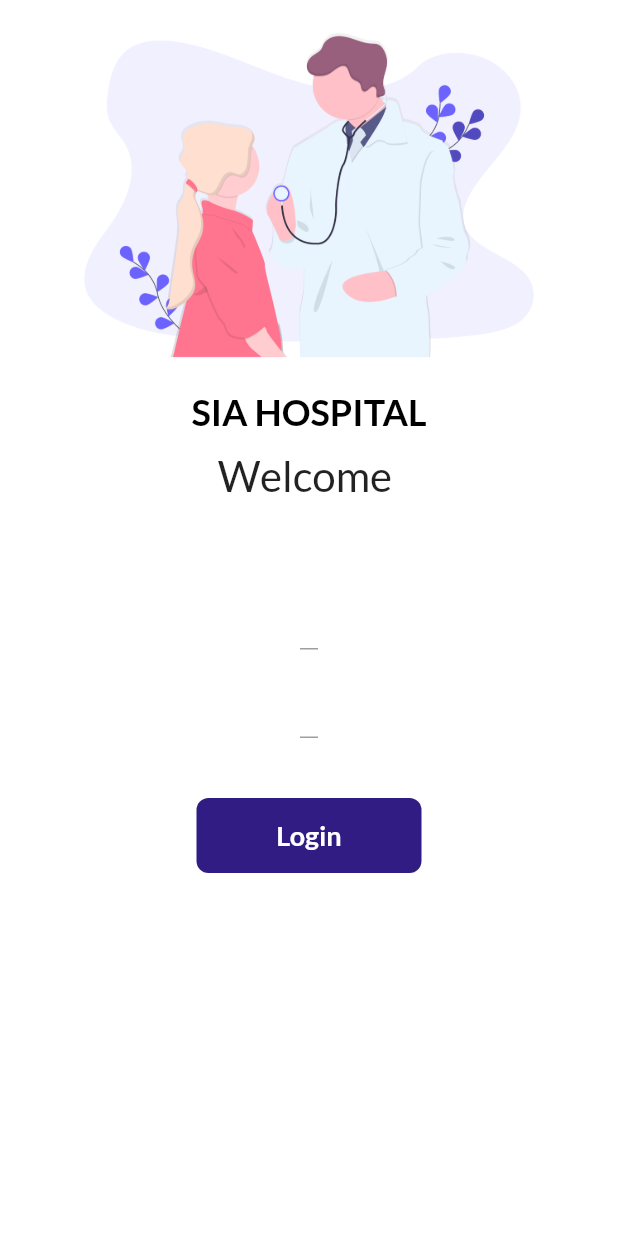
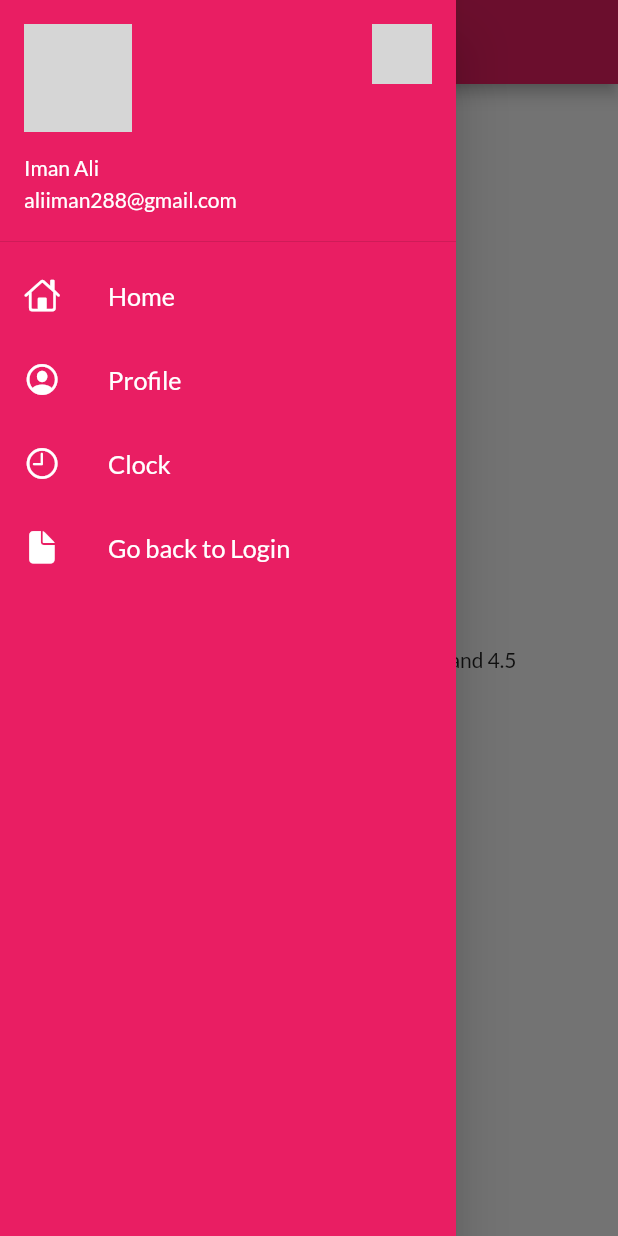
Before and after one commit to Iman129/myflutterwork, a Flutter app: the screen it shows after launch, with the side drawer open (before the commit the screen has no drawer), on a phone screen of 412 x 824 dp. Run offline on Flutter 3.47's test engine with Material 2 defaults, Android fonts, the phone set to English and light mode, and no system bars; our stand-ins replace google_fonts, material_color_utilities; network calls fail; grey boxes are pictures that could not be loaded.

Commit message:
day8 completed

```diff
--- a/lib/main.dart
+++ b/lib/main.dart
@@ -28,7 +28,8 @@ class MyApp extends StatelessWidget {
         //primaryTextTheme: GoogleFonts.latoTextTheme() //only used for primary tets
       ),
       darkTheme: ThemeData(brightness: Brightness.dark),
-      //initialRoute: "/home",
+      initialRoute: MyRoutes.HomeRoute,
+      //initialRoute: "/",
       routes: {
         "/": (context) => LoginPage(), //by default this page
         MyRoutes.HomeRoute: (context) => HomePage(),
--- a/lib/pages/home_page.dart
+++ b/lib/pages/home_page.dart
@@ -1,6 +1,8 @@
 import 'dart:ui';
 
 import 'package:flutter/material.dart';
+
+import '../widgets/drawer.dart';
 
 class HomePage extends StatelessWidget {
   @override
@@ -17,7 +19,7 @@ class HomePage extends StatelessWidget {
           child: Text("welcome to $name first app in days $days and $dem"),
         ),
       ),
-      drawer: Drawer()//backgroundColor: Colors.blue,),
+      drawer: MyDrawer()//backgroundColor: Colors.blue,),
      // backgroundColor: Colors.blueGrey,
     );
 
--- a/lib/pages/login_page.dart
+++ b/lib/pages/login_page.dart
@@ -6,6 +6,7 @@ import 'package:material_color_utilities/material_color_utilities.dart';
 class LoginPage extends StatefulWidget {
   @override
   State<LoginPage> createState() => _LoginPageState();
+
 }
 
 class _LoginPageState extends State<LoginPage> {
@@ -158,7 +159,7 @@ class _LoginPageState extends State<LoginPage> {
                               width: 170,
                               //color: Colors.white,
                               child: Text(
-                                "don't have an aacount?",
+                                "don't have an acount?",
                                 style: TextStyle(
                                   color: Colors.black,
                                   fontSize: 16,
@@ -177,7 +178,7 @@ class _LoginPageState extends State<LoginPage> {
                             child: Container(
                               alignment: Alignment.center,
                               height: 100,
-                              width: 60,
+                              width: 55,
                               // color: Colors.white,
                               child: Text(
                                 "SignUp",
--- /dev/null
+++ b/lib/widgets/drawer.dart
@@ -0,0 +1,89 @@
+import 'package:flutter/cupertino.dart';
+import 'package:flutter/material.dart';
+
+import '../utils/routes.dart';
+
+class MyDrawer extends StatelessWidget {
+  @override
+  void moveToLogin(BuildContext context) async {
+    Navigator.pushNamed(context, MyRoutes.LoginRoute);
+  }
+
+  Widget build(BuildContext context) {
+    final imageURL =
+        "https://i.pinimg.com/236x/6f/2b/fa/6f2bfa34307900917673efefa5858d88.jpg";
+    final image2URL =
+        "https://images-na.ssl-images-amazon.com/images/I/81E0VRuY5IL.png";
+    return Drawer(
+      child: Container(
+        color: Colors.pink,
+        child: ListView(
+          children: [
+            DrawerHeader(
+              padding: EdgeInsets.zero,
+              child: UserAccountsDrawerHeader(
+                margin: EdgeInsets.zero,
+                // decoration: BoxDecoration(color: Colors.blueAccent),
+                accountName: Text("Iman Ali"),
+                accountEmail: Text("aliiman288@gmail.com"),
+                //currentAccountPicture: Image.network(imageURL),
+                currentAccountPicture:
+                    CircleAvatar(backgroundImage: NetworkImage(imageURL)),
+                otherAccountsPictures: [
+                  CircleAvatar(backgroundImage: NetworkImage(image2URL))
+                ],
+              ),
+            ),
+            ListTile(
+              leading: Icon(
+                CupertinoIcons.home,
+                color: Colors.white,
+              ),
+              title: Text(
+                "Home",
+                textScaleFactor: 1.2,
+                style: TextStyle(color: Colors.white),
+              ),
+            ),
+            ListTile(
+              leading: Icon(
+                CupertinoIcons.profile_circled,
+                color: Colors.white,
+              ),
+              title: Text(
+                "Profile",
+                textScaleFactor: 1.2,
+                style: TextStyle(color: Colors.white),
+              ),
+            ),
+            ListTile(
+              leading: Icon(
+                CupertinoIcons.clock,
+                color: Colors.white,
+              ),
+              title: Text(
+                "Clock",
+                textScaleFactor: 1.2,
+                style: TextStyle(color: Colors.white),
+              ),
+            ),
+            ListTile(
+              onTap: () {
+                moveToLogin(context);
+              },
+              leading: Icon(
+                CupertinoIcons.doc_fill,
+                color: Colors.white,
+              ),
+              title: Text(
+                "Go back to Login",
+                textScaleFactor: 1.2,
+                style: TextStyle(color: Colors.white),
+              ),
+            )
+          ],
+        ),
+      ),
+    );
+  }
+}
```
